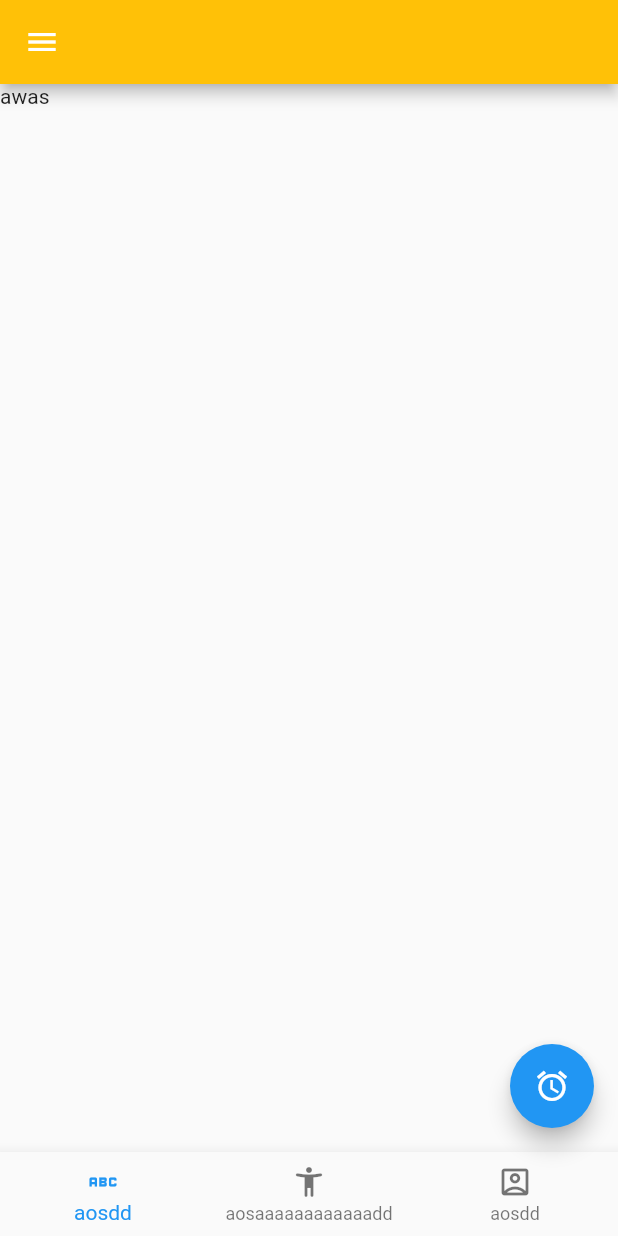
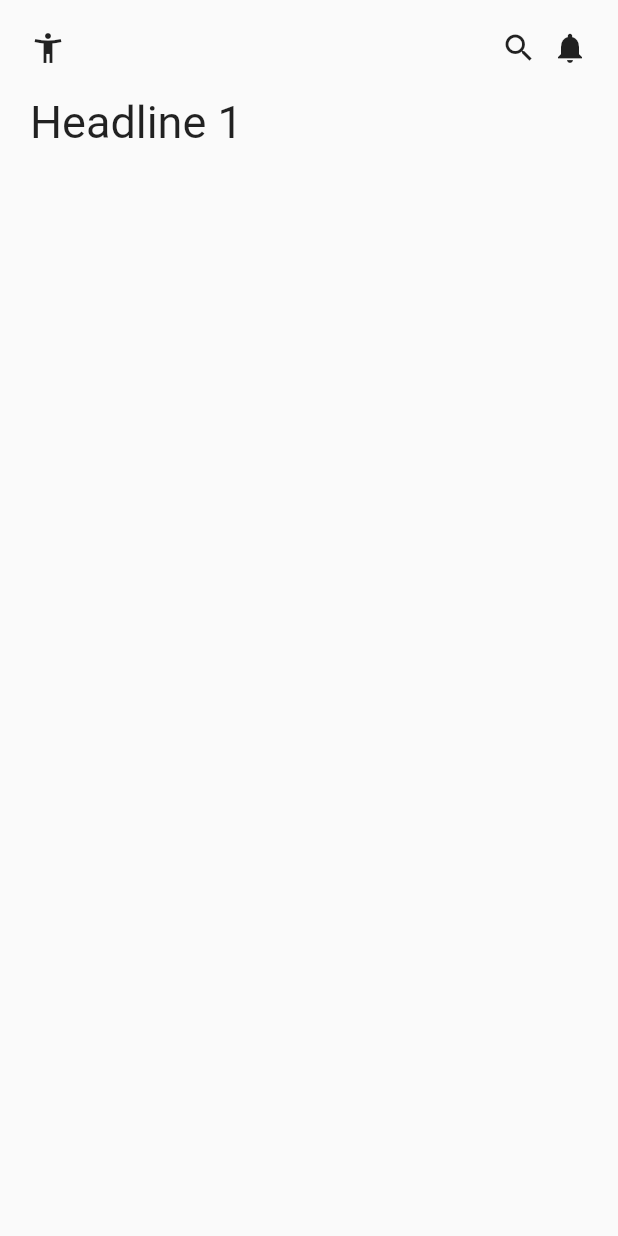
Before and after one commit to IbimsnicesYolo/musicplayer, a Flutter app: the screen it shows after launch, on a phone screen of 412 x 824 dp. Run offline on Flutter 3.47's test engine with Material 2 defaults, Android fonts, the phone set to English and light mode, and no system bars.

Commit message:
dbtech vid 1 15:20

```diff
--- /dev/null
+++ b/lib/color_config.dart
@@ -0,0 +1,4 @@
+import "dart:ui";
+
+final Color background = Color.fromRGBO(0, 0, 0, 100);
+final Color PrimarySwatch = Color.fromRGBO(0, 255, 255, 255);
--- /dev/null
+++ b/lib/home_page.dart
@@ -0,0 +1,65 @@
+import 'package:flutter/material.dart';
+import "color_config.dart" as CfgColors;
+
+class HomePage extends StatefulWidget {
+  const HomePage({Key? key}) : super(key: key);
+
+  @override
+  State<HomePage> createState() => _HomePageState();
+}
+
+class _HomePageState extends State<HomePage> {
+  @override
+  Widget build(BuildContext context) {
+    return Container(
+      color: CfgColors.background,
+      child: SafeArea(
+        child: Scaffold(
+          body: Column(
+            children: [
+              Container(
+                margin: const EdgeInsets.only(left: 20, right: 20, top: 20),
+                child: Row(
+                  mainAxisAlignment: MainAxisAlignment.spaceBetween,
+                  children: [
+                    Icon(Icons.accessibility_new),
+                    Row(
+                      children: [
+                        Icon(Icons.search),
+                        SizedBox(width: 10),
+                        Icon(Icons.notifications)
+                      ],
+                    )
+                  ],
+                ),
+              ),
+              SizedBox(height: 20),
+              Row(
+                children: [
+                  Container(
+                      margin: const EdgeInsets.only(left: 20),
+                      child:
+                          Text("Headline 1", style: TextStyle(fontSize: 30))),
+                ],
+              ),
+              Container(
+                  height: 180,
+                  child: PageView.builder(
+                      controller: PageController(viewportFraction: 0.8),
+                      itemCount: 5,
+                      itemBuilder: (_, i) {
+                        return Container(
+                          height: 180,
+                          decoration: BoxDecoration(
+                            borderRadius: BorderRadius.circular(15),
+                            // image:DecorationImage(image:AssetImage(""))
+                          ),
+                        );
+                      }))
+            ],
+          ),
+        ),
+      ),
+    );
+  }
+}
--- a/lib/main.dart
+++ b/lib/main.dart
@@ -1,67 +1,22 @@
 import 'package:flutter/material.dart';
-import 'dart:io';
-import 'package:audioplayers/audioplayers.dart';
+import "home_page.dart";
 
 void main() {
   runApp(const MyApp());
 }
 
-class MyApp extends StatefulWidget {
+class MyApp extends StatelessWidget {
   const MyApp({Key? key}) : super(key: key);
-
-  @override
-  State<MyApp> createState() => _MyAppState();
-}
-
-class _MyAppState extends State<MyApp> {
-  int counter = 0;
-
-  @override
-  void initState() {
-    super.initState();
-  }
-
-  @override
-  void dispose() {
-    super.dispose();
-  }
 
   @override
   Widget build(BuildContext context) {
     return MaterialApp(
-      home: Scaffold(
-        appBar: AppBar(
-          backgroundColor: Colors.amber,
-        ),
-        body: Container(
-          child: const Text("awas"),
-        ),
-        floatingActionButton: FloatingActionButton(
-          child: Icon(Icons.access_alarm_outlined),
-          onPressed: () {
-            print("asd");
-          },
-        ),
-        bottomNavigationBar: BottomNavigationBar(
-          items: const [
-            BottomNavigationBarItem(
-              icon: Icon(Icons.abc),
-              label: "aosdd",
-            ),
-            BottomNavigationBarItem(
-              icon: Icon(Icons.accessibility_new_rounded),
-              label: "aosaaaaaaaaaaaadd",
-            ),
-            BottomNavigationBarItem(
-              icon: Icon(Icons.account_box_outlined),
-              label: "aosdd",
-            ),
-          ],
-        ),
-        drawer: Drawer(
-          child: Text("asaaaaa"),
-        ),
+      title: "Audio Player",
+      debugShowCheckedModeBanner: false,
+      theme: ThemeData(
+        primarySwatch: Colors.green,
       ),
+      home: HomePage(),
     );
   }
 }
```
